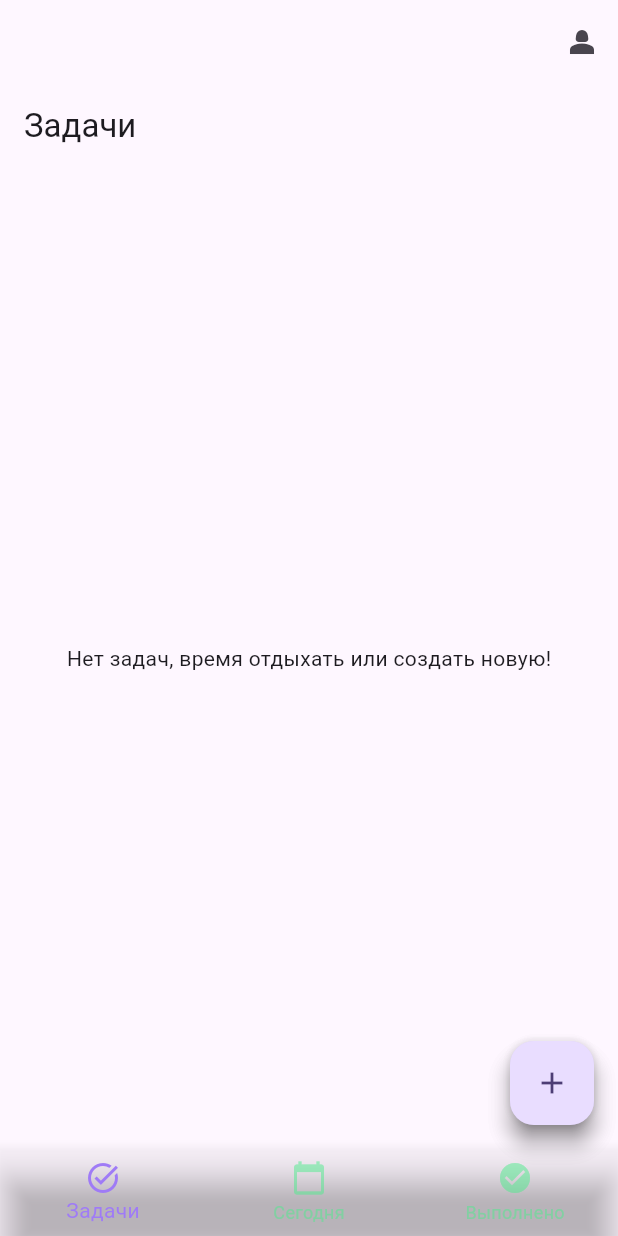
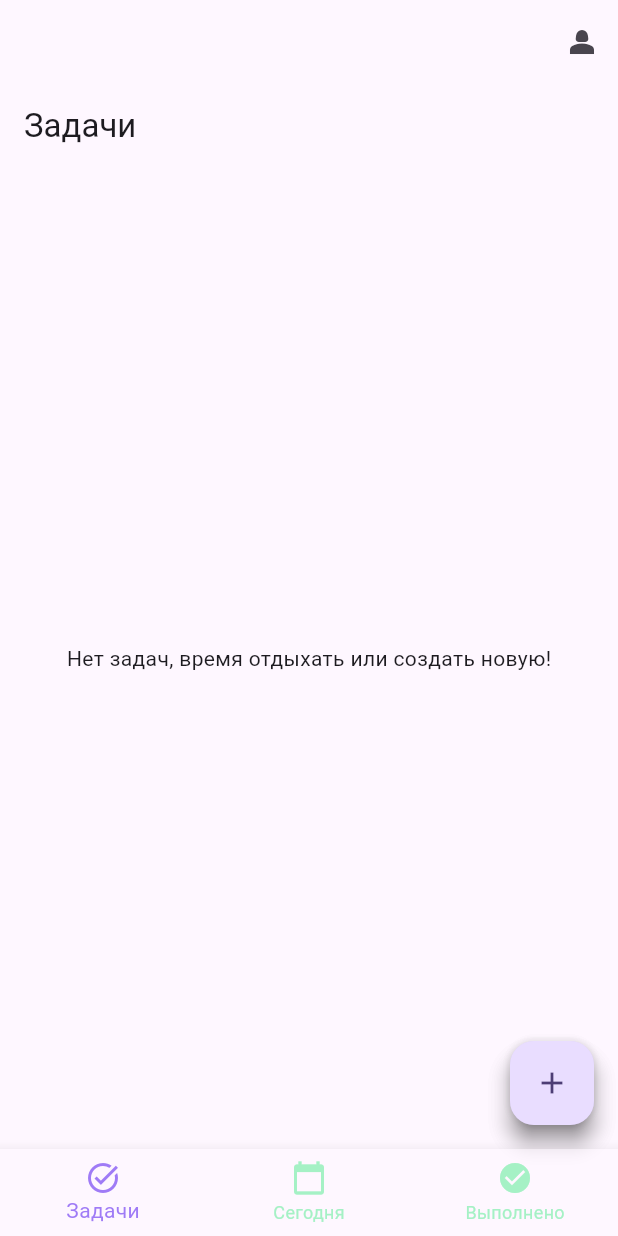
Before and after one commit to vzrostov/zc_dodiddone, a Flutter app: the MainPage screen opened directly, on a phone screen of 412 x 824 dp. Run offline on Flutter 3.47's test engine with Material 3 defaults, Android fonts, the light colour scheme and no system bars; our stand-ins replace cloud_firestore, firebase_auth, firebase_core, firebase_storage, image_picker; accounts and stored records are empty.

Commit message:
bugfix and notdebug

```diff
--- a/lib/app/app.dart
+++ b/lib/app/app.dart
@@ -27,6 +27,7 @@ class _MyAppState extends State<MyApp> {
   Widget build(BuildContext context) {
     user = _authenticationService.user;
     return MaterialApp(
+      debugShowCheckedModeBanner: false,
       title: 'Flutter Demo',
       theme: DoDidDoneTheme.lightTheme,
       home:
--- a/lib/theme/theme.dart
+++ b/lib/theme/theme.dart
@@ -23,7 +23,6 @@ class DoDidDoneTheme {
       selectedItemColor: const Color(0xFF9f7bf6), // Цвет выбранной иконки
       unselectedItemColor:
           const Color(0xFF4ceb8b).withOpacity(0.5), // Цвет невыбранной иконки
-      backgroundColor: Colors.transparent, // Прозрачный фон
       // Убираем тень
     ),
   );
```
